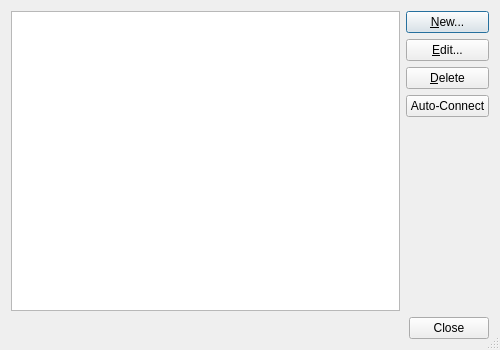
First picture: the form in Network/IRC/IrcNetworkListDialog.ui, repository testmana2/test, before the edit.
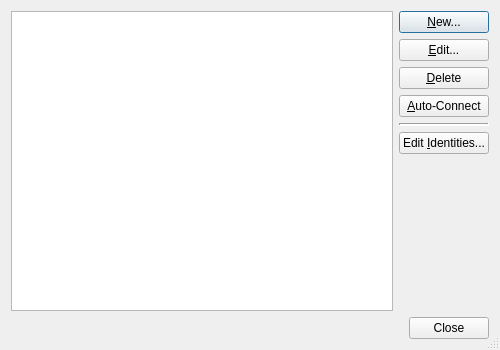
Second picture: the form after the edit.

Patch:
```diff
--- a/Network/IRC/IrcNetworkListDialog.ui
+++ b/Network/IRC/IrcNetworkListDialog.ui
@@ -81,13 +81,33 @@
         <string>Press to  toggle the auto-connect flag of the selected network</string>
        </property>
        <property name="text">
-        <string>Auto-Connect</string>
+        <string>&amp;Auto-Connect</string>
        </property>
        <property name="checkable">
         <bool>true</bool>
        </property>
       </widget>
      </item>
+     <item>
+      <widget class="Line" name="line">
+       <property name="lineWidth">
+        <number>2</number>
+       </property>
+       <property name="orientation">
+        <enum>Qt::Horizontal</enum>
+       </property>
+      </widget>
+     </item>
+     <item>
+      <widget class="QPushButton" name="editIdentitiesButton">
+       <property name="toolTip">
+        <string>Press to edit the identities</string>
+       </property>
+       <property name="text">
+        <string>Edit &amp;Identities...</string>
+       </property>
+      </widget>
+     </item>
      <item>
       <spacer name="verticalSpacer">
        <property name="orientation">
```
Left out of the diff: 1 changed line with no effect on the pictures.
